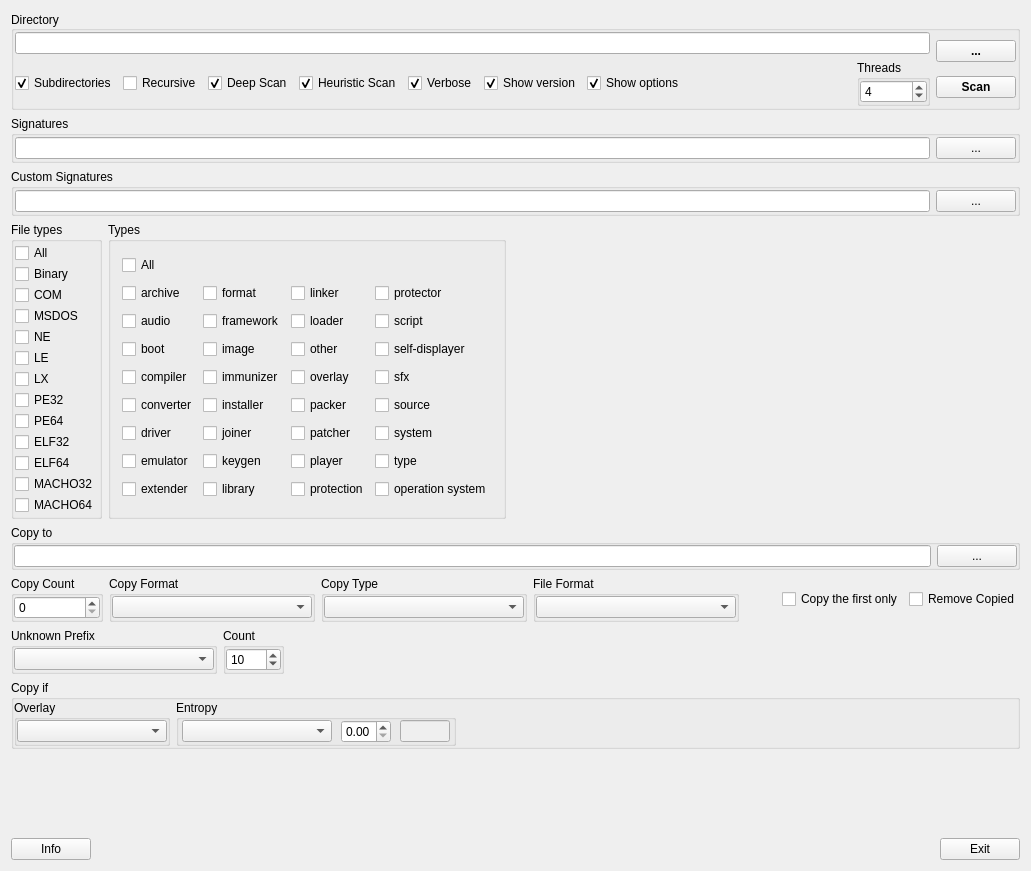
The window that gui_source/guimainwindow.ui (horsicq/DIE-sort) describes before a commit, drawn with Qt 5.
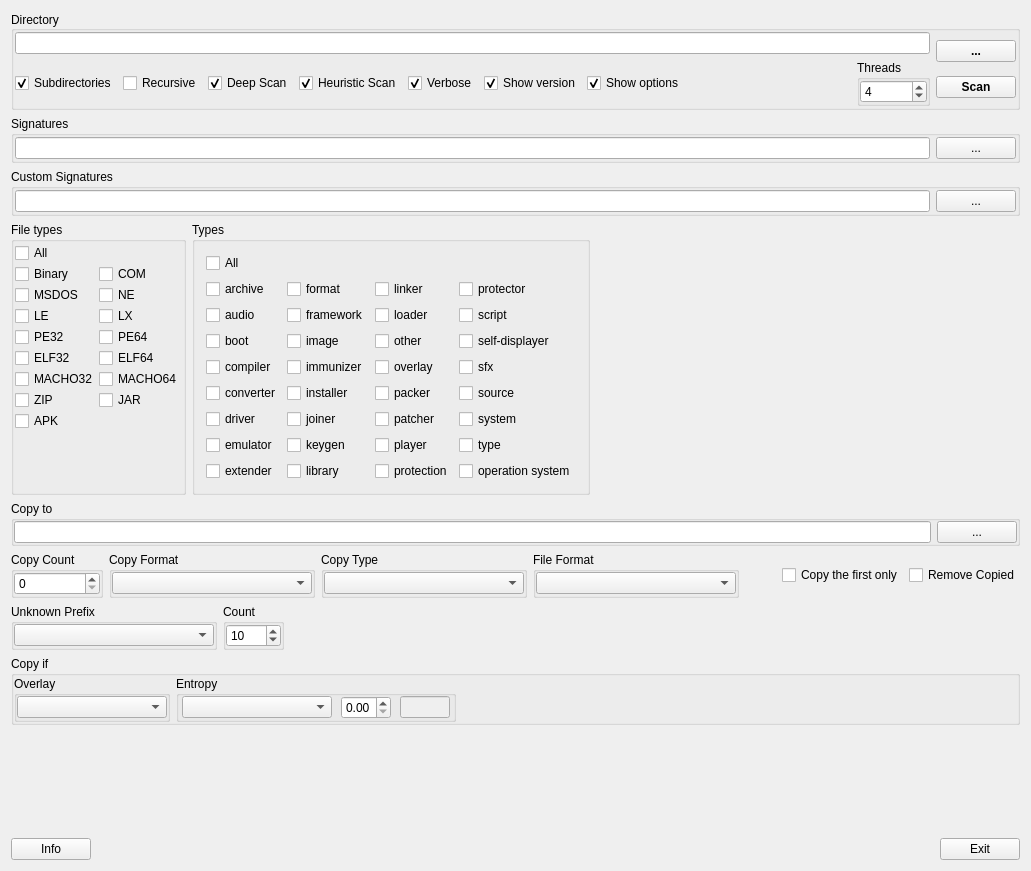
The same window after the commit.

```diff
--- a/gui_source/guimainwindow.ui
+++ b/gui_source/guimainwindow.ui
@@ -275,8 +275,11 @@
         <property name="title">
          <string>File types</string>
         </property>
-        <layout class="QVBoxLayout" name="verticalLayout_2">
-         <property name="spacing">
+        <layout class="QFormLayout" name="formLayout">
+         <property name="horizontalSpacing">
+          <number>1</number>
+         </property>
+         <property name="verticalSpacing">
           <number>1</number>
          </property>
          <property name="leftMargin">
@@ -291,97 +294,118 @@
          <property name="bottomMargin">
           <number>1</number>
          </property>
-         <item>
+         <item row="0" column="0">
           <widget class="QCheckBox" name="checkBoxAllFileTypes">
            <property name="text">
             <string>All</string>
            </property>
           </widget>
          </item>
-         <item>
+         <item row="1" column="0">
           <widget class="QCheckBox" name="checkBoxBinary">
            <property name="text">
             <string>Binary</string>
            </property>
           </widget>
          </item>
-         <item>
+         <item row="1" column="1">
           <widget class="QCheckBox" name="checkBoxCOM">
            <property name="text">
             <string>COM</string>
            </property>
           </widget>
          </item>
-         <item>
+         <item row="2" column="0">
           <widget class="QCheckBox" name="checkBoxMSDOS">
            <property name="text">
             <string>MSDOS</string>
            </property>
           </widget>
          </item>
-         <item>
-          <widget class="QCheckBox" name="checkBoxNE">
-           <property name="text">
-            <string>NE</string>
-           </property>
-          </widget>
-         </item>
-         <item>
+         <item row="3" column="0">
           <widget class="QCheckBox" name="checkBoxLE">
            <property name="text">
             <string>LE</string>
            </property>
           </widget>
          </item>
-         <item>
+         <item row="2" column="1">
+          <widget class="QCheckBox" name="checkBoxNE">
+           <property name="text">
+            <string>NE</string>
+           </property>
+          </widget>
+         </item>
+         <item row="3" column="1">
           <widget class="QCheckBox" name="checkBoxLX">
            <property name="text">
             <string>LX</string>
            </property>
           </widget>
          </item>
-         <item>
+         <item row="4" column="0">
           <widget class="QCheckBox" name="checkBoxPE32">
            <property name="text">
             <string>PE32</string>
            </property>
           </widget>
          </item>
-         <item>
+         <item row="4" column="1">
           <widget class="QCheckBox" name="checkBoxPE64">
            <property name="text">
             <string>PE64</string>
            </property>
           </widget>
          </item>
-         <item>
+         <item row="5" column="0">
           <widget class="QCheckBox" name="checkBoxELF32">
            <property name="text">
             <string>ELF32</string>
            </property>
           </widget>
          </item>
-         <item>
+         <item row="5" column="1">
           <widget class="QCheckBox" name="checkBoxELF64">
            <property name="text">
             <string>ELF64</string>
            </property>
           </widget>
          </item>
-         <item>
+         <item row="6" column="0">
           <widget class="QCheckBox" name="checkBoxMACHO32">
            <property name="text">
             <string>MACHO32</string>
            </property>
           </widget>
          </item>
-         <item>
+         <item row="6" column="1">
           <widget class="QCheckBox" name="checkBoxMACHO64">
            <property name="text">
             <string>MACHO64</string>
            </property>
           </widget>
          </item>
+         <item row="7" column="0">
+          <widget class="QCheckBox" name="checkBoxZIP">
+           <property name="text">
+            <string>ZIP</string>
+           </property>
+          </widget>
+         </item>
+         <item row="7" column="1">
+          <widget class="QCheckBox" name="checkBoxJAR">
+           <property name="text">
+            <string>JAR</string>
+           </property>
+          </widget>
+         </item>
+         <item row="8" column="0">
+          <widget class="QCheckBox" name="checkBoxAPK">
+           <property name="text">
+            <string>APK</string>
+           </property>
+          </widget>
+         </item>
         </layout>
        </widget>
       </item>
```
Left out of the diff: 242 changed lines with no effect on the pictures.
